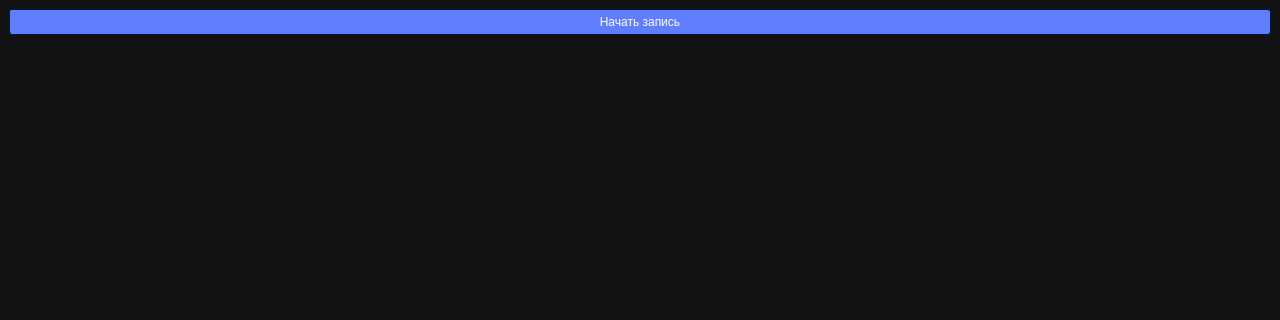
This is mainwindow.ui in ByMisterAnt/Tremor-Estimate-App as Qt 5 draws it before an edit; both pictures show x 0 to 1280 and y 0 to 320 of the 1280 by 720 pixel window. The edited form follows.
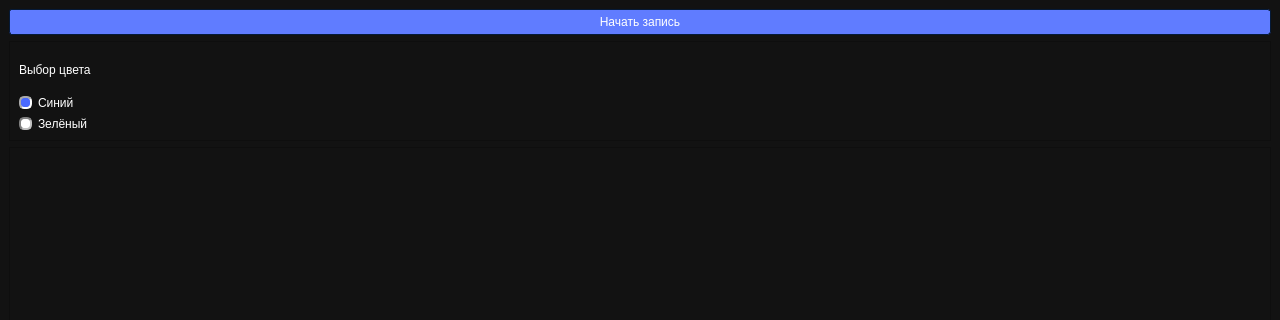
This is the edited form. Icons and pictures are not drawn.

Commit message: big changes (ui, color selection, fixed memory leak and etc.)

The edit to the form file:
```diff
--- a/mainwindow.ui
+++ b/mainwindow.ui
@@ -1209,6 +1209,54 @@
       </property>
      </widget>
     </item>
+    <item>
+     <widget class="QFrame" name="frame_2">
+      <property name="maximumSize">
+       <size>
+        <width>16777215</width>
+        <height>100</height>
+       </size>
+      </property>
+      <property name="styleSheet">
+       <string notr="true"/>
+      </property>
+      <property name="frameShape">
+       <enum>QFrame::StyledPanel</enum>
+      </property>
+      <property name="frameShadow">
+       <enum>QFrame::Raised</enum>
+      </property>
+      <layout class="QVBoxLayout" name="verticalLayout_2">
+       <item>
+        <widget class="QLabel" name="colorSelectLabel">
+         <property name="text">
+          <string>Выбор цвета</string>
+         </property>
+        </widget>
+       </item>
+       <item>
+        <widget class="QRadioButton" name="blueColorRB">
+         <property name="enabled">
+          <bool>true</bool>
+         </property>
+         <property name="text">
+          <string>Синий</string>
+         </property>
+         <property name="checked">
+          <bool>true</bool>
+         </property>
+        </widget>
+       </item>
+       <item>
+        <widget class="QRadioButton" name="greenColorRB">
+         <property name="text">
+          <string>Зелёный</string>
+         </property>
+        </widget>
+       </item>
+      </layout>
+     </widget>
+    </item>
     <item>
      <widget class="QFrame" name="frame">
       <property name="maximumSize">
```
The commit also changes 8 other files.
